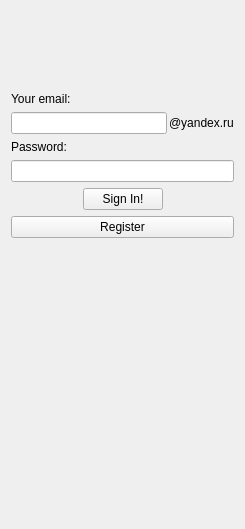
First picture: the form in src/tools/yastuff/yaloginpage.ui, repository kira-we1ss/yaonline-claude-revival-experiment, before the edit.
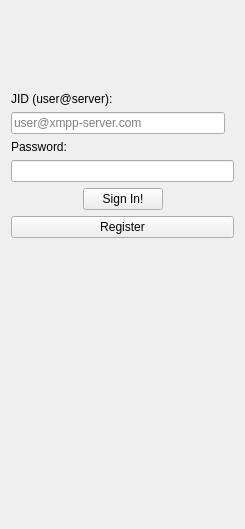
Second picture: the form after the edit. Custom widgets are drawn as their Qt base class.

Commit message: feat: login page accepts any JID@domain, removes Yandex hardcoding

Diff of the .ui file:
```diff
--- a/src/tools/yastuff/yaloginpage.ui
+++ b/src/tools/yastuff/yaloginpage.ui
@@ -72,7 +72,7 @@
    <item>
     <widget class="QLabel" name="label" >
      <property name="text" >
-      <string>Your email:</string>
+       <string>JID (user@server):</string>
      </property>
     </widget>
    </item>
@@ -85,12 +85,19 @@
       <number>0</number>
      </property>
      <item row="0" column="0" >
-      <widget class="QLineEdit" name="login" />
+       <widget class="QLineEdit" name="login" >
+        <property name="placeholderText" >
+         <string>user@xmpp-server.com</string>
+        </property>
+       </widget>
      </item>
      <item row="0" column="1" >
       <widget class="QLabel" name="defaultDomainLabel" >
        <property name="text" >
-        <string>@yandex.ru</string>
+         <string/>
+        </property>
+        <property name="visible" >
+         <bool>false</bool>
        </property>
       </widget>
      </item>
```
Lines whose indentation alone changed are shown as unchanged. The commit also changes 1 other file.
